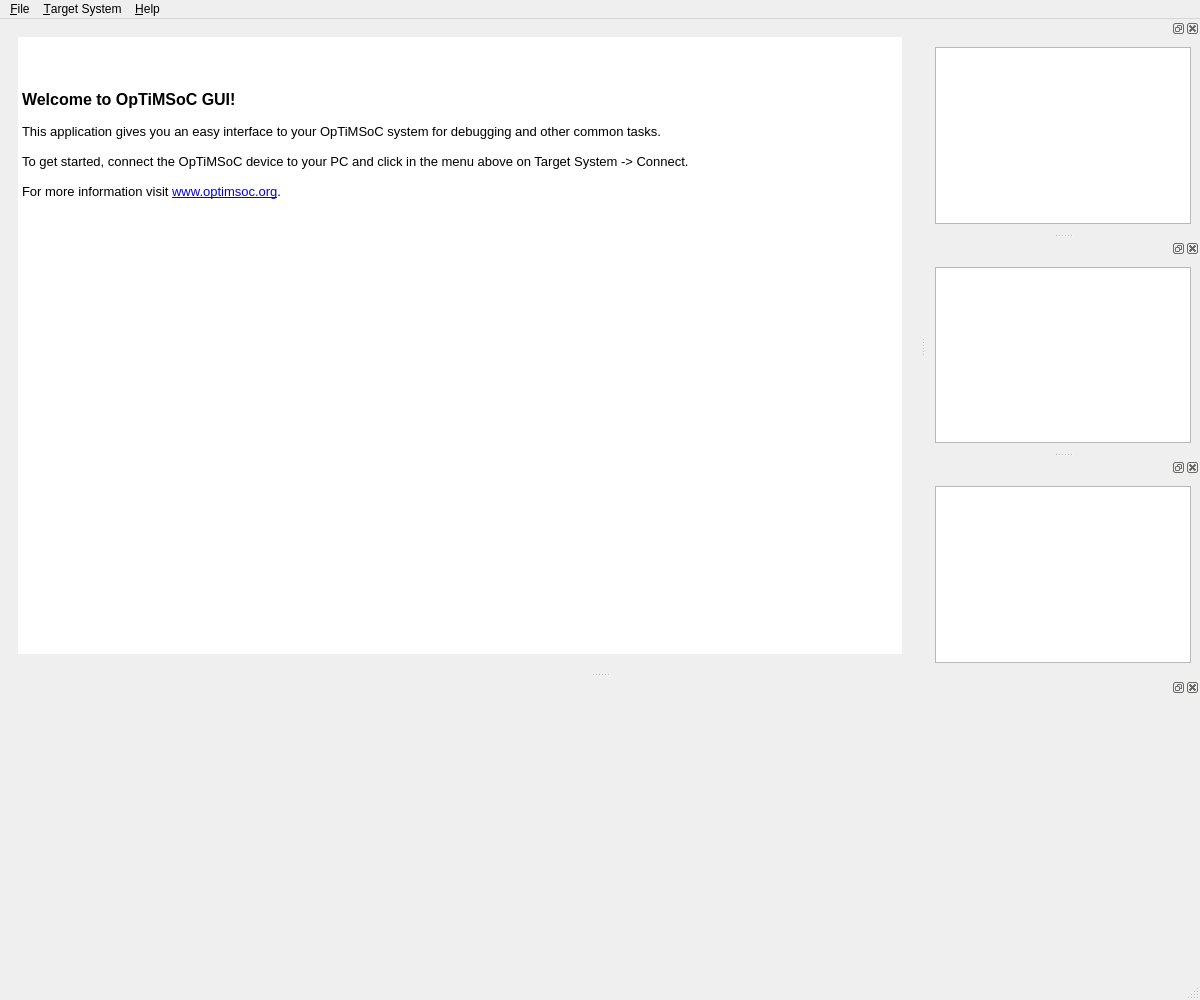
optimsoc/optimsoc, file src/sw/host/optimsocgui/src/mainwindow.ui: the form before one commit.
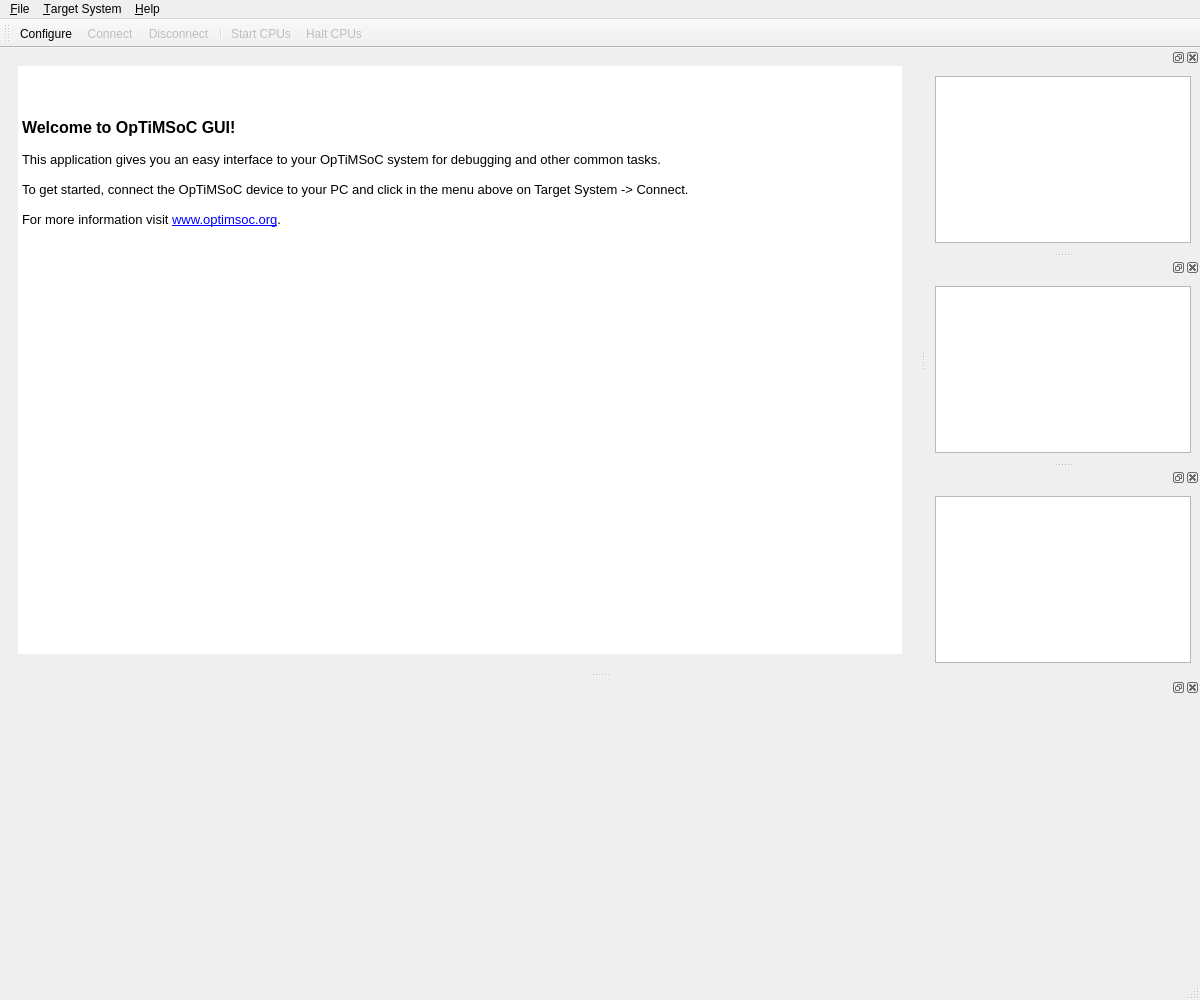
The form after the commit. Icons and pictures are not drawn. Custom widgets are drawn as their Qt base class.

Diff of the .ui file:
```diff
--- a/src/sw/host/optimsocgui/src/mainwindow.ui
+++ b/src/sw/host/optimsocgui/src/mainwindow.ui
@@ -47,17 +47,17 @@
            <string>&lt;!DOCTYPE HTML PUBLIC &quot;-//W3C//DTD HTML 4.0//EN&quot; &quot;http://www.w3.org/TR/REC-html40/strict.dtd&quot;&gt;
 &lt;html&gt;&lt;head&gt;&lt;meta name=&quot;qrichtext&quot; content=&quot;1&quot; /&gt;&lt;style type=&quot;text/css&quot;&gt;
 p, li { white-space: pre-wrap; }
-&lt;/style&gt;&lt;/head&gt;&lt;body style=&quot; font-family:'Sans'; font-size:10pt; font-weight:400; font-style:normal;&quot;&gt;
+&lt;/style&gt;&lt;/head&gt;&lt;body style=&quot; font-family:'Ubuntu'; font-size:9pt; font-weight:400; font-style:normal;&quot;&gt;
 &lt;p align=&quot;center&quot; style=&quot; margin-top:0px; margin-bottom:0px; margin-left:0px; margin-right:0px; -qt-block-indent:0; text-indent:0px;&quot;&gt;&lt;img src=&quot;:/resources/optimsoc_logo.png&quot; /&gt;&lt;/p&gt;
-&lt;p style=&quot;-qt-paragraph-type:empty; margin-top:0px; margin-bottom:0px; margin-left:0px; margin-right:0px; -qt-block-indent:0; text-indent:0px;&quot;&gt;&lt;br /&gt;&lt;/p&gt;
-&lt;p style=&quot;-qt-paragraph-type:empty; margin-top:0px; margin-bottom:0px; margin-left:0px; margin-right:0px; -qt-block-indent:0; text-indent:0px; font-size:12pt; font-weight:600;&quot;&gt;&lt;br /&gt;&lt;/p&gt;
-&lt;p style=&quot; margin-top:0px; margin-bottom:0px; margin-left:0px; margin-right:0px; -qt-block-indent:0; text-indent:0px;&quot;&gt;&lt;span style=&quot; font-size:12pt; font-weight:600;&quot;&gt;Welcome to OpTiMSoC GUI!&lt;/span&gt;&lt;/p&gt;
-&lt;p style=&quot;-qt-paragraph-type:empty; margin-top:0px; margin-bottom:0px; margin-left:0px; margin-right:0px; -qt-block-indent:0; text-indent:0px;&quot;&gt;&lt;br /&gt;&lt;/p&gt;
-&lt;p style=&quot; margin-top:0px; margin-bottom:0px; margin-left:0px; margin-right:0px; -qt-block-indent:0; text-indent:0px;&quot;&gt;This application gives you an easy interface to your OpTiMSoC system for debugging and other common tasks. &lt;/p&gt;
-&lt;p style=&quot;-qt-paragraph-type:empty; margin-top:0px; margin-bottom:0px; margin-left:0px; margin-right:0px; -qt-block-indent:0; text-indent:0px;&quot;&gt;&lt;br /&gt;&lt;/p&gt;
-&lt;p style=&quot; margin-top:0px; margin-bottom:0px; margin-left:0px; margin-right:0px; -qt-block-indent:0; text-indent:0px;&quot;&gt;To get started, connect the OpTiMSoC device to your PC and click in the menu above on Target System -&amp;gt; Connect.&lt;/p&gt;
-&lt;p style=&quot;-qt-paragraph-type:empty; margin-top:0px; margin-bottom:0px; margin-left:0px; margin-right:0px; -qt-block-indent:0; text-indent:0px;&quot;&gt;&lt;br /&gt;&lt;/p&gt;
-&lt;p style=&quot; margin-top:0px; margin-bottom:0px; margin-left:0px; margin-right:0px; -qt-block-indent:0; text-indent:0px;&quot;&gt;For more information visit &lt;a href=&quot;http://www.optimsoc.org&quot;&gt;&lt;span style=&quot; text-decoration: underline; color:#0000ff;&quot;&gt;www.optimsoc.org&lt;/span&gt;&lt;/a&gt;.&lt;/p&gt;&lt;/body&gt;&lt;/html&gt;</string>
+&lt;p style=&quot;-qt-paragraph-type:empty; margin-top:0px; margin-bottom:0px; margin-left:0px; margin-right:0px; -qt-block-indent:0; text-indent:0px; font-family:'Sans'; font-size:10pt;&quot;&gt;&lt;br /&gt;&lt;/p&gt;
+&lt;p style=&quot;-qt-paragraph-type:empty; margin-top:0px; margin-bottom:0px; margin-left:0px; margin-right:0px; -qt-block-indent:0; text-indent:0px; font-family:'Sans'; font-size:12pt; font-weight:600;&quot;&gt;&lt;br /&gt;&lt;/p&gt;
+&lt;p style=&quot; margin-top:0px; margin-bottom:0px; margin-left:0px; margin-right:0px; -qt-block-indent:0; text-indent:0px;&quot;&gt;&lt;span style=&quot; font-family:'Sans'; font-size:12pt; font-weight:600;&quot;&gt;Welcome to OpTiMSoC GUI!&lt;/span&gt;&lt;/p&gt;
+&lt;p style=&quot;-qt-paragraph-type:empty; margin-top:0px; margin-bottom:0px; margin-left:0px; margin-right:0px; -qt-block-indent:0; text-indent:0px; font-family:'Sans'; font-size:10pt;&quot;&gt;&lt;br /&gt;&lt;/p&gt;
+&lt;p style=&quot; margin-top:0px; margin-bottom:0px; margin-left:0px; margin-right:0px; -qt-block-indent:0; text-indent:0px;&quot;&gt;&lt;span style=&quot; font-family:'Sans'; font-size:10pt;&quot;&gt;This application gives you an easy interface to your OpTiMSoC system for debugging and other common tasks. &lt;/span&gt;&lt;/p&gt;
+&lt;p style=&quot;-qt-paragraph-type:empty; margin-top:0px; margin-bottom:0px; margin-left:0px; margin-right:0px; -qt-block-indent:0; text-indent:0px; font-family:'Sans'; font-size:10pt;&quot;&gt;&lt;br /&gt;&lt;/p&gt;
+&lt;p style=&quot; margin-top:0px; margin-bottom:0px; margin-left:0px; margin-right:0px; -qt-block-indent:0; text-indent:0px;&quot;&gt;&lt;span style=&quot; font-family:'Sans'; font-size:10pt;&quot;&gt;To get started, connect the OpTiMSoC device to your PC and click in the menu above on Target System -&amp;gt; Connect.&lt;/span&gt;&lt;/p&gt;
+&lt;p style=&quot;-qt-paragraph-type:empty; margin-top:0px; margin-bottom:0px; margin-left:0px; margin-right:0px; -qt-block-indent:0; text-indent:0px; font-family:'Sans'; font-size:10pt;&quot;&gt;&lt;br /&gt;&lt;/p&gt;
+&lt;p style=&quot; margin-top:0px; margin-bottom:0px; margin-left:0px; margin-right:0px; -qt-block-indent:0; text-indent:0px;&quot;&gt;&lt;span style=&quot; font-family:'Sans'; font-size:10pt;&quot;&gt;For more information visit &lt;/span&gt;&lt;a href=&quot;http://www.optimsoc.org&quot;&gt;&lt;span style=&quot; font-family:'Sans'; font-size:10pt; text-decoration: underline; color:#0000ff;&quot;&gt;www.optimsoc.org&lt;/span&gt;&lt;/a&gt;&lt;span style=&quot; font-family:'Sans'; font-size:10pt;&quot;&gt;.&lt;/span&gt;&lt;/p&gt;&lt;/body&gt;&lt;/html&gt;</string>
           </property>
           <property name="textInteractionFlags">
            <set>Qt::LinksAccessibleByKeyboard|Qt::LinksAccessibleByMouse</set>
@@ -184,6 +184,29 @@
    </attribute>
    <widget class="ExecutionChart" name="widgetExecutionTrace"/>
   </widget>
+  <widget class="QToolBar" name="toolBar">
+   <property name="minimumSize">
+    <size>
+     <width>0</width>
+     <height>24</height>
+    </size>
+   </property>
+   <property name="windowTitle">
+    <string>toolBar</string>
+   </property>
+   <attribute name="toolBarArea">
+    <enum>TopToolBarArea</enum>
+   </attribute>
+   <attribute name="toolBarBreak">
+    <bool>false</bool>
+   </attribute>
+   <addaction name="actionConfigure"/>
+   <addaction name="actionConnect"/>
+   <addaction name="actionDisconnect"/>
+   <addaction name="separator"/>
+   <addaction name="actionStartCpus"/>
+   <addaction name="actionHaltCpus"/>
+  </widget>
   <action name="actionAbout">
    <property name="text">
     <string>&amp;About</string>
@@ -215,7 +238,10 @@
     <bool>false</bool>
    </property>
    <property name="text">
-    <string>Start CPUs</string>
+    <string>&amp;Start CPUs</string>
+   </property>
+   <property name="shortcut">
+    <string>Ctrl+Shift+S</string>
    </property>
   </action>
   <action name="actionReset">
@@ -244,6 +270,21 @@
     <string>Initialize</string>
    </property>
   </action>
+  <action name="actionHaltCpus">
+   <property name="enabled">
+    <bool>false</bool>
+   </property>
+   <property name="icon">
+    <iconset resource="optimsocgui.qrc">
+     <normaloff>:/resources/media-playback-pause.png</normaloff>:/resources/media-playback-pause.png</iconset>
+   </property>
+   <property name="text">
+    <string>&amp;Halt CPUs</string>
+   </property>
+   <property name="toolTip">
+    <string>Halt CPUs</string>
+   </property>
+  </action>
  </widget>
  <customwidgets>
   <customwidget>
```
Left out of the diff: 29 changed lines with no effect on the pictures.
